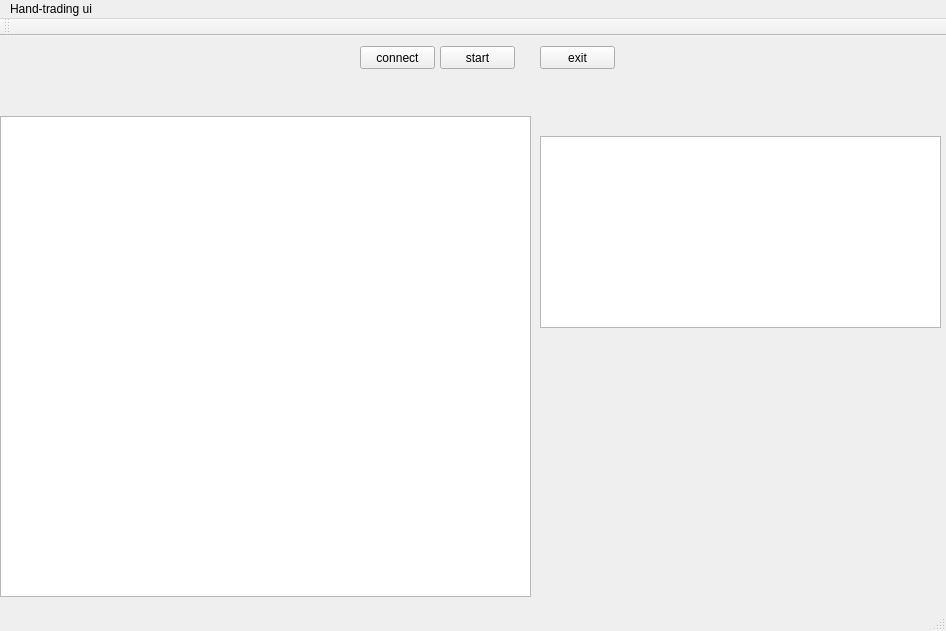
This is mainwindow.ui in AndyHudsonDev/CryptoUI as Qt 5 draws it before an edit. The edited form follows.
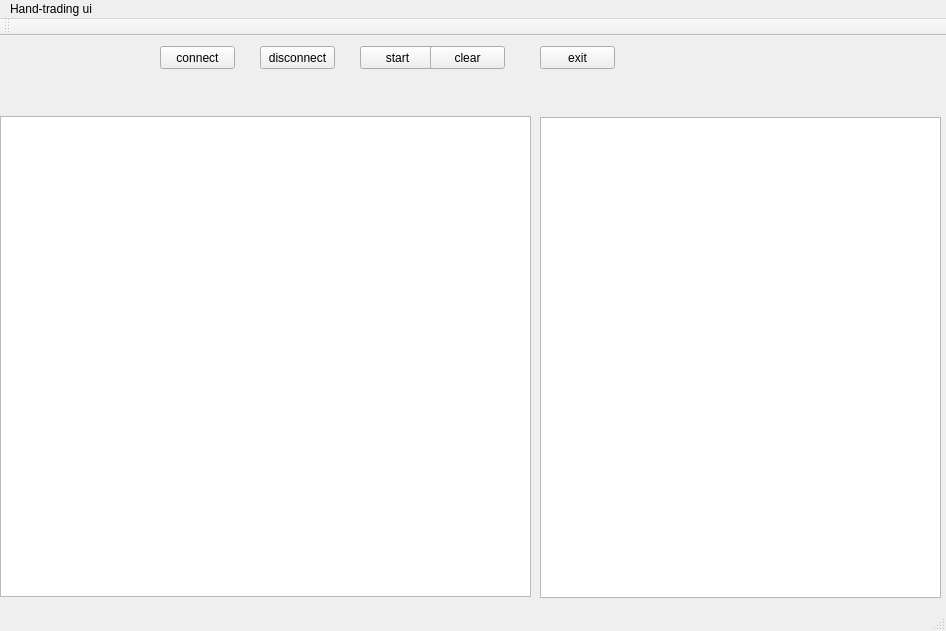
This is the edited form.

```diff
--- a/mainwindow.ui
+++ b/mainwindow.ui
@@ -17,7 +17,7 @@
    <widget class="QPushButton" name="start">
     <property name="geometry">
      <rect>
-      <x>440</x>
+      <x>360</x>
       <y>10</y>
       <width>75</width>
       <height>23</height>
@@ -30,7 +30,7 @@
    <widget class="QPushButton" name="connect">
     <property name="geometry">
      <rect>
-      <x>360</x>
+      <x>160</x>
       <y>10</y>
       <width>75</width>
       <height>23</height>
@@ -67,12 +67,38 @@
     <property name="geometry">
      <rect>
       <x>540</x>
-      <y>100</y>
+      <y>81</y>
       <width>401</width>
-      <height>192</height>
+      <height>481</height>
      </rect>
     </property>
    </widget>
+   <widget class="QPushButton" name="clear">
+    <property name="geometry">
+     <rect>
+      <x>430</x>
+      <y>10</y>
+      <width>75</width>
+      <height>23</height>
+     </rect>
+    </property>
+    <property name="text">
+     <string>clear</string>
+    </property>
+   </widget>
+   <widget class="QPushButton" name="disconnect">
+    <property name="geometry">
+     <rect>
+      <x>260</x>
+      <y>10</y>
+      <width>75</width>
+      <height>23</height>
+     </rect>
+    </property>
+    <property name="text">
+     <string>disconnect</string>
+    </property>
+   </widget>
   </widget>
   <widget class="QMenuBar" name="menuBar">
    <property name="geometry">
```
Left out of the diff: 2 changed lines with no effect on the pictures.
